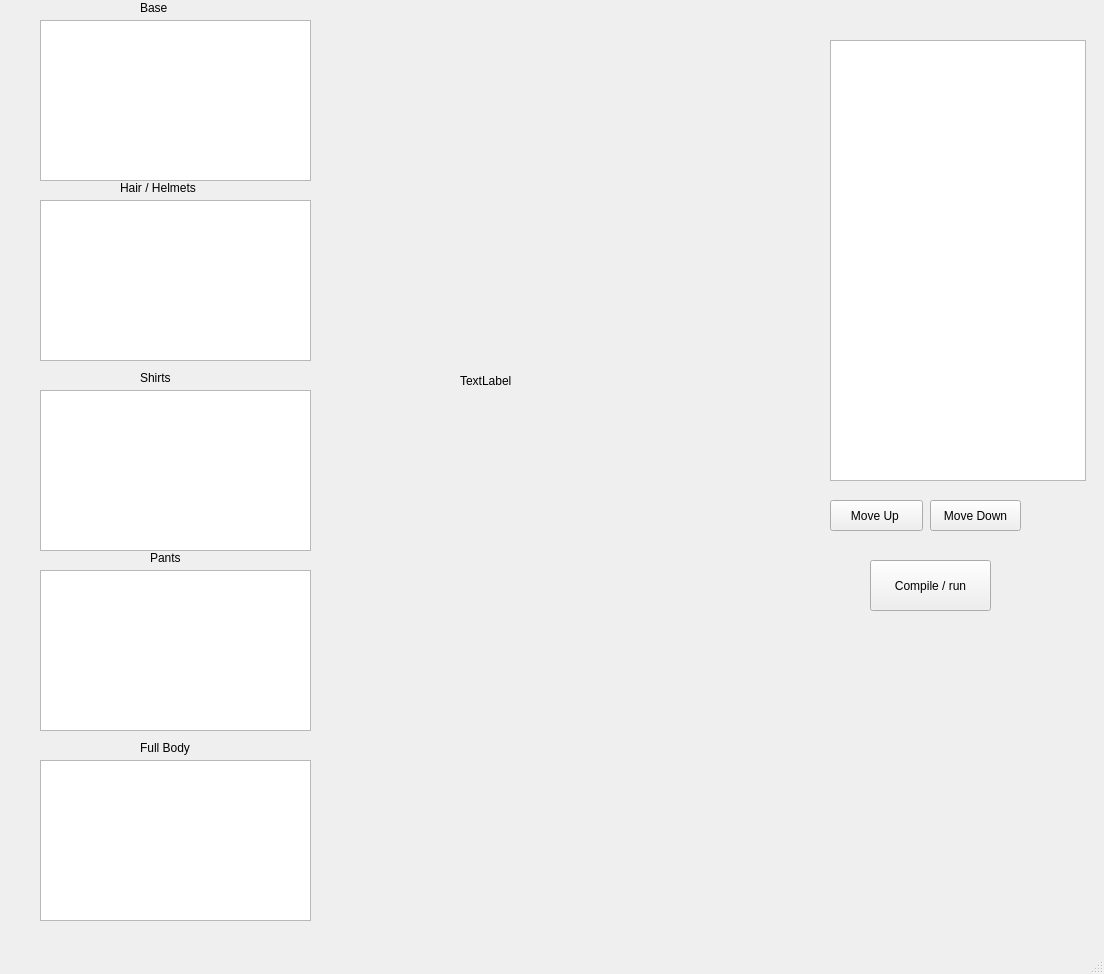
The window that SkinUI.ui (jaysstewart/MinecraftSkinMaker) describes before a commit, drawn with Qt 5.
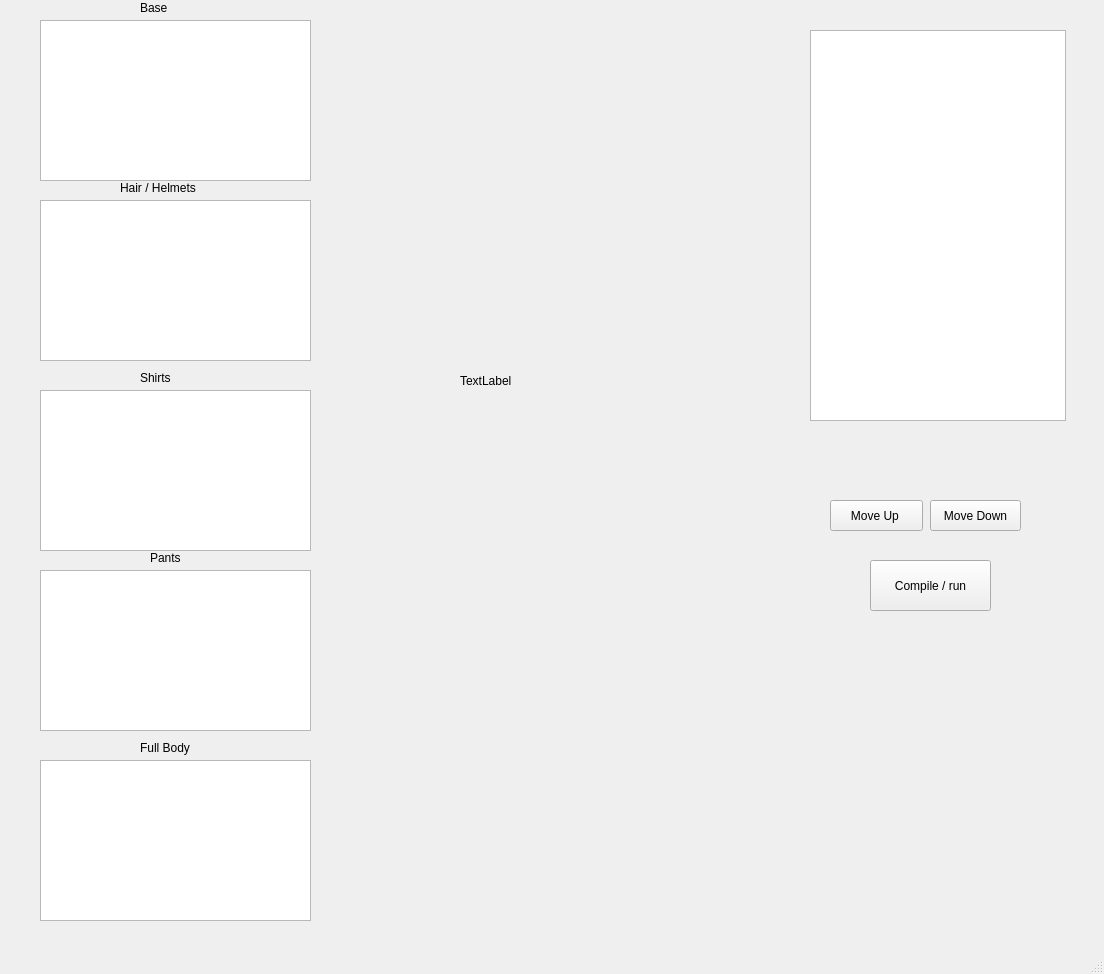
The same window after the commit.

Commit message: working on displaying imges in listWidget

The edit to the form file:
```diff
--- a/SkinUI.ui
+++ b/SkinUI.ui
@@ -79,16 +79,6 @@
      <string>Full Body</string>
     </property>
    </widget>
-   <widget class="QListView" name="listView">
-    <property name="geometry">
-     <rect>
-      <x>830</x>
-      <y>40</y>
-      <width>256</width>
-      <height>441</height>
-     </rect>
-    </property>
-   </widget>
    <widget class="QPushButton" name="compileButton">
     <property name="geometry">
      <rect>
@@ -194,6 +184,16 @@
      </rect>
     </property>
    </widget>
+   <widget class="QListWidget" name="listWidget">
+    <property name="geometry">
+     <rect>
+      <x>810</x>
+      <y>30</y>
+      <width>256</width>
+      <height>391</height>
+     </rect>
+    </property>
+   </widget>
   </widget>
   <widget class="QMenuBar" name="menubar">
    <property name="geometry">
```
The commit also changes 3 other files.
